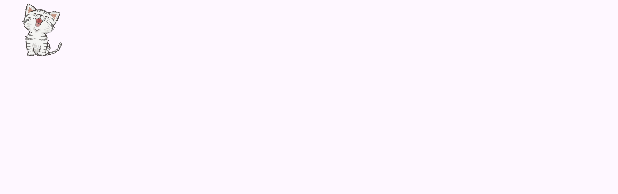
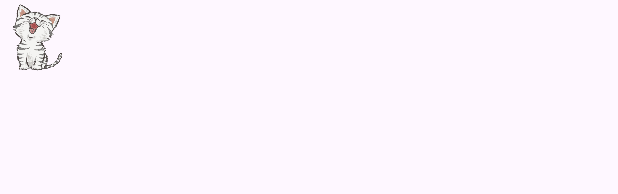
Before and after one commit to the-rebooted-coder/Countdown-Timer, an Android app: the layout countdown_widget_layout.xml on its own in the app's theme, with its tools: preview values and no code run, on a phone screen of 412 x 824 dp. Shown: the top 194 px of the screen. Run offline under Robolectric (Android 15) with nearby library versions, the phone set to English and light mode, and no system bars.

Commit message:
Fixed the widget

```diff
--- a/app/src/main/res/layout/countdown_widget_layout.xml
+++ b/app/src/main/res/layout/countdown_widget_layout.xml
@@ -4,19 +4,16 @@
     android:layout_width="wrap_content"
     android:layout_height="wrap_content"
     android:orientation="horizontal"
-    android:gravity="center_vertical"
-    android:paddingStart="8dp"
-    android:paddingEnd="8dp">
+    android:gravity="center_vertical">
     <ImageView
         android:id="@+id/widget_cat_image"
-        android:layout_width="40dp"
-        android:layout_height="40dp"
+        android:layout_width="50dp"
+        android:layout_height="50dp"
         android:src="@drawable/cutecat" />
     <TextView
         android:id="@+id/widget_countdown_text"
         android:layout_width="wrap_content"
         android:layout_height="wrap_content"
-        android:layout_marginStart="4dp"
         android:fontFamily="@font/psb"
-        android:textSize="14sp" />
+        android:textSize="16sp" />
 </LinearLayout>
--- a/app/src/main/res/xml/widget_info.xml
+++ b/app/src/main/res/xml/widget_info.xml
@@ -2,7 +2,7 @@
 <appwidget-provider xmlns:android="http://schemas.android.com/apk/res/android"
     android:initialLayout="@layout/countdown_widget_layout"
     android:minHeight="60dp"
-    android:minWidth="120dp"
+    android:minWidth="145dp"
     android:resizeMode="horizontal|vertical"
     android:updatePeriodMillis="0">
 </appwidget-provider>
```
